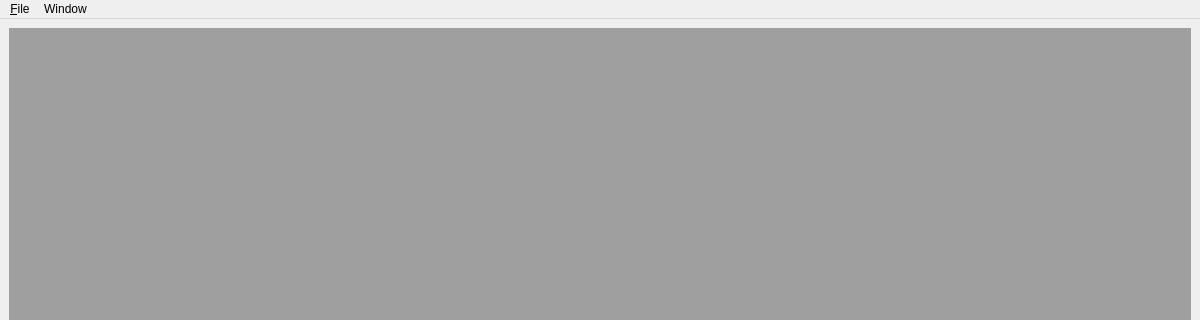
First picture: the form in mainwindow.ui, repository HubertD/cangaroo, before the edit; both pictures show x 0 to 1200 and y 0 to 320 of the 1200 by 800 pixel window.
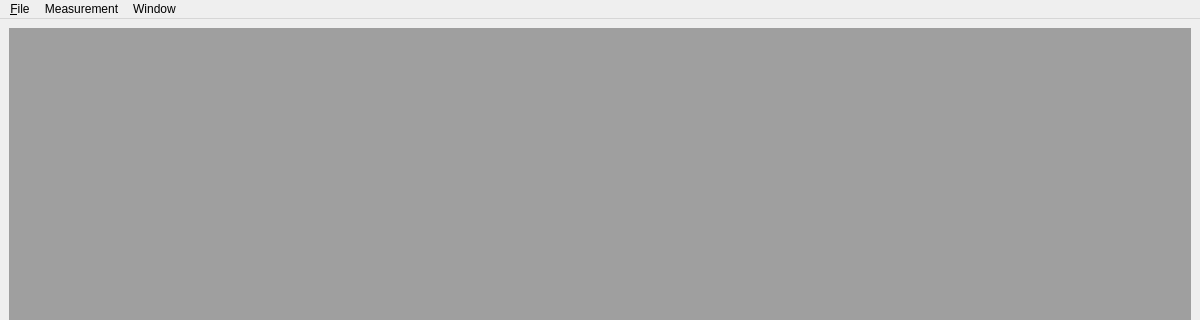
Second picture: the form after the edit.

Commit message: start measurement on action / show setup dlg

```diff
--- a/mainwindow.ui
+++ b/mainwindow.ui
@@ -56,7 +56,17 @@
     </widget>
     <addaction name="menu_New"/>
    </widget>
+   <widget class="QMenu" name="menuMeasurement">
+    <property name="title">
+     <string>Measurement</string>
+    </property>
+    <addaction name="actionStart_Measurement"/>
+    <addaction name="actionStop_Measurement"/>
+    <addaction name="separator"/>
+    <addaction name="actionSetup"/>
+   </widget>
    <addaction name="menuFile"/>
+   <addaction name="menuMeasurement"/>
    <addaction name="menuWindow"/>
   </widget>
   <widget class="QStatusBar" name="statusbar"/>
```
Left out of the diff: 17 changed lines with no effect on the pictures. The commit also changes 2 other files.
